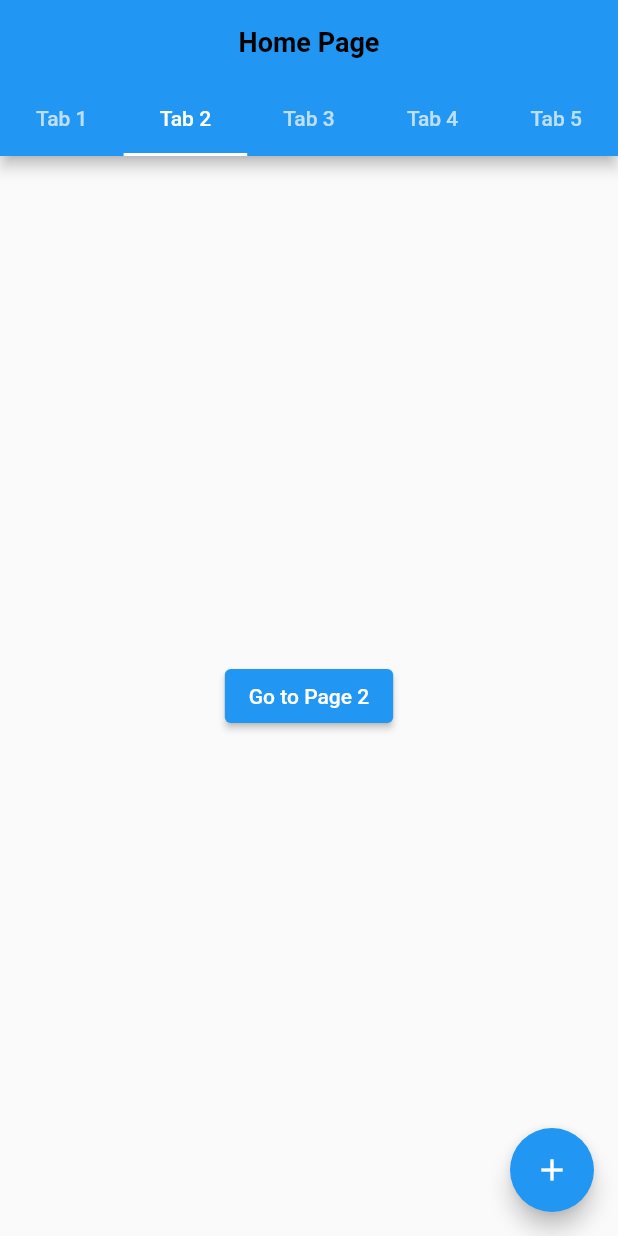
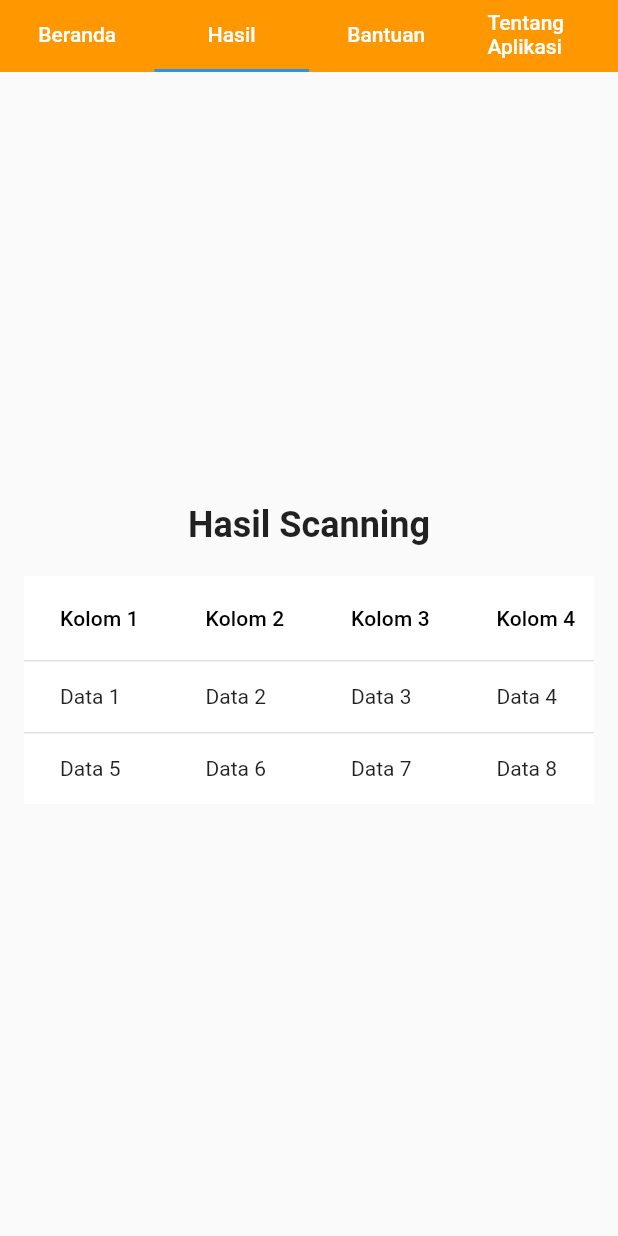
Before and after one commit to Kelvin2212/skripsi-frontend, a Flutter app: the screen it shows after launch, tab 2 chosen, on a phone screen of 412 x 824 dp. Run offline on Flutter 3.47's test engine with Material 2 defaults, Android fonts, the phone set to English and light mode, and no system bars; our stand-ins replace image_picker; missing offline and left inert: dart:html.

Commit message:
tambah pege beranda dan hsil

```diff
--- a/lib/hasil.dart
+++ b/lib/hasil.dart
@@ -1,16 +1,58 @@
+import 'package:flutter/material.dart';
 import 'package:flutter/src/widgets/container.dart';
 import 'package:flutter/src/widgets/framework.dart';
 
-class MyWidget extends StatefulWidget {
-  const MyWidget({super.key});
+class Hasil extends StatefulWidget {
+  const Hasil({super.key});
 
   @override
-  State<MyWidget> createState() => _MyWidgetState();
+  State<Hasil> createState() => _HasilState();
 }
 
-class _MyWidgetState extends State<MyWidget> {
+class _HasilState extends State<Hasil> {
   @override
   Widget build(BuildContext context) {
-    return Container();
+    return Scaffold(
+      body: Center(
+        child: Padding(
+          padding: EdgeInsets.all(16.0),
+          child: Column(
+            crossAxisAlignment: CrossAxisAlignment.center,
+            mainAxisAlignment: MainAxisAlignment.center,
+            children: [
+              Text(
+                'Hasil Scanning',
+                style: TextStyle(fontSize: 24, fontWeight: FontWeight.bold),
+              ),
+              SizedBox(height: 20),
+              Container(
+                color: Colors.white,
+                child: DataTable(columns: [
+                  DataColumn(label: Text('Kolom 1')),
+                  DataColumn(label: Text('Kolom 2')),
+                  DataColumn(label: Text('Kolom 3')),
+                  DataColumn(label: Text('Kolom 4')),
+                ], rows: [
+                  DataRow(
+                    cells: [
+                      DataCell(Text('Data 1')),
+                      DataCell(Text('Data 2')),
+                      DataCell(Text('Data 3')),
+                      DataCell(Text('Data 4')),
+                    ],
+                  ),
+                  DataRow(cells: [
+                    DataCell(Text('Data 5')),
+                    DataCell(Text('Data 6')),
+                    DataCell(Text('Data 7')),
+                    DataCell(Text('Data 8')),
+                  ]),
+                ]),
+              )
+            ],
+          ),
+        ),
+      ),
+    );
   }
 }
--- a/lib/main.dart
+++ b/lib/main.dart
@@ -1,4 +1,8 @@
+import 'dart:html';
+
 import 'package:flutter/material.dart';
+import 'package:flutter_application_skripsi/hasil.dart';
+import 'package:flutter_application_skripsi/unggah.dart';
 
 void main() {
   runApp(const MyApp());
@@ -34,141 +38,156 @@ class _MyHomePageState extends State<MyHomePage> {
 
   @override
   Widget build(BuildContext context) {
-    return DefaultTabController(
-      length: 5, // Jumlah tab (5 tab)
+    return MaterialApp(
+      debugShowCheckedModeBanner: false,
+      home: DefaultTabController(
+        length: 4, // Jumlah tab (4 tab)
         child: Scaffold(
-        appBar: AppBar(
-          title: Center(
-            child: Align(
-              alignment: Alignment.center,
+          body: Column(
+            children: [
+              Container(
+                color: Colors.orange, // Warna latar belakang TabBar
+                child: TabBar(
+                  tabs: [
+                    Tab(
                       child: Text(
-                "Home Page",
-                style: TextStyle(
-                    fontSize: 18,
-                    fontWeight: FontWeight.bold,
-                    color: Colors.black),
+                        'Beranda',
+                        style: TextStyle(color: Colors.white),
                       ),
                     ),
-          ),
-          bottom: const TabBar(
-            tabs: [
-              Tab(text: 'Tab 1'),
-              Tab(text: 'Tab 2'),
-              Tab(text: 'Tab 3'),
-              Tab(text: 'Tab 4'),
-              Tab(text: 'Tab 5'),
-            ],
+                    Tab(
+                      child: Text(
+                        'Hasil',
+                        style: TextStyle(color: Colors.white),
                       ),
                     ),
-        body: TabBarView(
-          children: [
-            // Konten untuk Tab 1
-            Center(
-              child: ElevatedButton(
-                onPressed: () {
-                  Navigator.push(
-                    context,
-                    MaterialPageRoute(builder: (context) => Page1()),
-                  );
-                },
-                child: Text('Go to Page 1'),
+                    Tab(
+                      child: Text(
+                        'Bantuan',
+                        style: TextStyle(color: Colors.white),
                       ),
                     ),
-            // Konten untuk Tab 2
-            Center(
-              child: ElevatedButton(
-                onPressed: () {
-                  Navigator.push(
-                    context,
-                    MaterialPageRoute(builder: (context) => Page2()),
-                  );
-                },
-                child: Text('Go to Page 2'),
-              ),
-            ),
-            // Konten untuk Tab 3
-            Center(
-              child: ElevatedButton(
-                onPressed: () {
-                  Navigator.push(
-                    context,
-                    MaterialPageRoute(builder: (context) => Page3()),
-                  );
-                },
-                child: Text('Go to Page 3'),
-              ),
-            ),
-            // Konten untuk Tab 4
-            Center(
-              child: ElevatedButton(
-                onPressed: () {
-                  Navigator.push(
-                    context,
-                    MaterialPageRoute(builder: (context) => Page4()),
-                  );
-                },
-                child: Text('Go to Page 4'),
-              ),
-            ),
-            // Konten untuk Tab 5
-            Center(
-              child: ElevatedButton(
-                onPressed: () {
-                  Navigator.push(
-                    context,
-                    MaterialPageRoute(builder: (context) => Page5()),
-                  );
-                },
-                child: Text('Go to Page 5'),
+                    Tab(
+                      child: Text(
+                        'Tentang Aplikasi',
+                        style: TextStyle(color: Colors.white),
                       ),
                     ),
                   ],
                 ),
-        floatingActionButton: FloatingActionButton(
-          onPressed: _incrementCounter,
-          tooltip: 'Increment',
-          child: const Icon(Icons.add),
+              ),
+              Expanded(
+                child: TabBarView(
+                  children: [
+                    Beranda(),
+                    Hasil(),
+                    Bantuan(),
+                    TentangAplikasi(),
+                  ],
+                ),
+              ),
+            ],
+          ),
         ),
       ),
     );
   }
 }
 
-class Page1 extends StatelessWidget {
+class Beranda extends StatelessWidget {
   @override
   Widget build(BuildContext context) {
     return Scaffold(
-      appBar: AppBar(
-        title: Text('Page 1'),
+      body: Container(
+        padding: EdgeInsets.fromLTRB(0, 0, 0, 0),
+        child: Center(
+          child: Stack(
+            alignment: Alignment.bottomRight, // Posisi gambar di bawah kanan
+            children: [
+              Column(
+                mainAxisAlignment: MainAxisAlignment.center,
+                children: [
+                  Text(
+                    'Selamat Datang !',
+                    style: TextStyle(
+                      fontSize: 30,
+                      fontWeight: FontWeight.w800,
+                      fontFamily: 'Montserrat',
+                      color: Colors.black,
                     ),
-      body: Center(
-        child: Text('This is Page 1'),
+                  ),
+                  SizedBox(height: 20),
+                  Text(
+                    'Website sistem pendeteksi Deepfake berbasis citra',
+                    style: TextStyle(
+                      fontFamily: 'Montserrat',
+                      color: Colors.black,
+                    ),
+                  ),
+                  SizedBox(height: 20),
+                  ElevatedButton(
+                    onPressed: () {
+                      Navigator.push(
+                          context,
+                          MaterialPageRoute(
+                              builder: (context) => UnggahImage()));
+                    },
+                    style: ElevatedButton.styleFrom(primary: Colors.orange),
+                    child: Text(
+                      'Mulai Deteksi',
+                      style: TextStyle(
+                        fontFamily: 'Montserrat',
+                        color: Colors.white,
+                      ),
+                    ),
+                  ),
+                  SizedBox(height: 30),
+                  Container(
+                    padding: EdgeInsets.fromLTRB(170, 0, 0, 0),
+                    child: Row(
+                      crossAxisAlignment: CrossAxisAlignment.start,
+                      children: [
+                        Text(
+                          'Keterangan : ',
+                          style: TextStyle(
+                              fontFamily: 'Montserrat',
+                              color: Colors.black,
+                              fontWeight: FontWeight.bold),
+                        ),
+                      ],
+                    ),
+                  ),
+                  SizedBox(height: 5),
+                  Container(
+                    padding: EdgeInsets.fromLTRB(170, 0, 0, 0),
+                    child: Row(
+                      crossAxisAlignment: CrossAxisAlignment.start,
+                      mainAxisAlignment: MainAxisAlignment.start,
+                      children: [
+                        Text(
+                          'Website ini berfungsi membantu seseorang untuk mendeteksi sebuah\n citra gambar yang dicurigai sebagai sebuah gambar asli atau palsu',
+                          style: TextStyle(
+                            fontFamily: 'Montserrat',
+                            color: Colors.black,
+                          ),
+                        ),
+                      ],
+                    ),
+                  ),
+                ],
+              ),
+            ],
+          ),
+        ),
       ),
     );
   }
 }
 
-class Page2 extends StatelessWidget {
+class Bantuan extends StatelessWidget {
   @override
   Widget build(BuildContext context) {
     return Scaffold(
-      appBar: AppBar(
-        title: Text('Page 2'),
-      ),
-      body: Center(
-        child: Text('This is Page 2'),
-      ),
-    );
-  }
-}
-
-class Page3 extends StatelessWidget {
-  @override
-  Widget build(BuildContext context) {
-    return Scaffold(
-      appBar: AppBar(
-        title: Text('Page 3'),
-      ),
       body: Center(
         child: Text('This is Page 3'),
       ),
@@ -176,30 +195,13 @@ class Page3 extends StatelessWidget {
   }
 }
 
-class Page4 extends StatelessWidget {
+class TentangAplikasi extends StatelessWidget {
   @override
   Widget build(BuildContext context) {
     return Scaffold(
-      appBar: AppBar(
-        title: Text('Page 4'),
-      ),
       body: Center(
         child: Text('This is Page 4'),
       ),
     );
   }
 }
-
-class Page5 extends StatelessWidget {
-  @override
-  Widget build(BuildContext context) {
-    return Scaffold(
-      appBar: AppBar(
-        title: Text('Page 5'),
-      ),
-      body: Center(
-        child: Text('This is Page 5'),
-      ),
-    );
-  }
-}
```
Also changed, not shown: lib/image.dart (added, +11 -0 lines), lib/unggah.dart (+54 -7 lines), pubspec.yaml (+6 -10 lines), assets/images/Beranda.png (added), pubspec.lock, 5 other files. Lines whose indentation alone changed are shown as unchanged.
